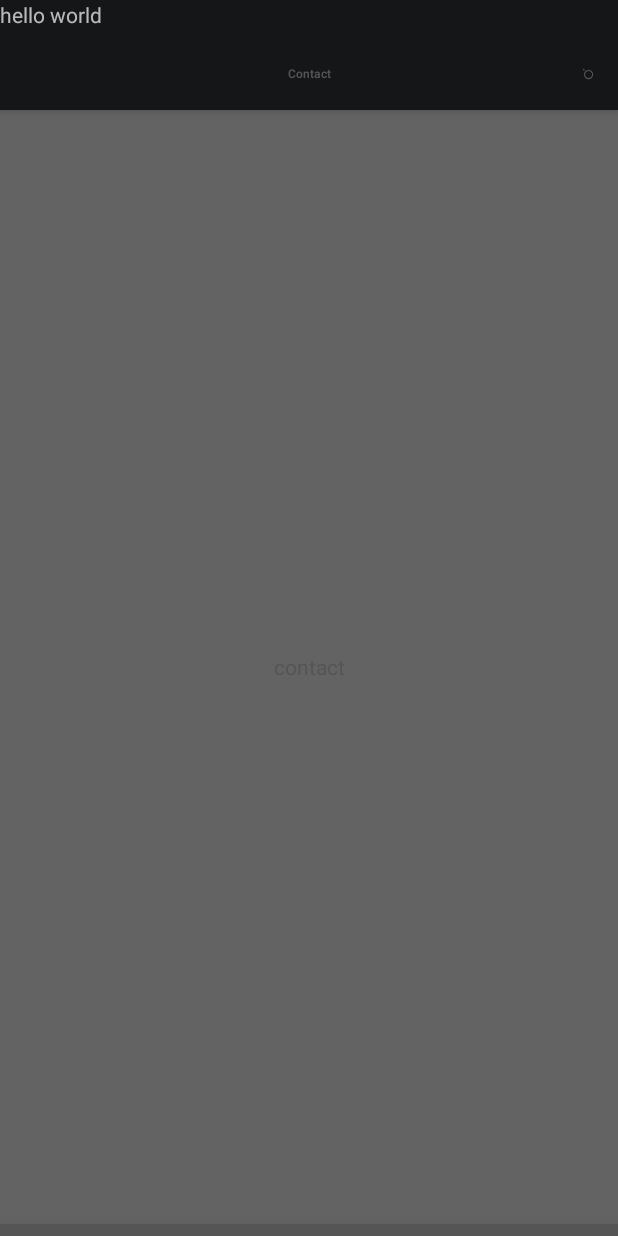
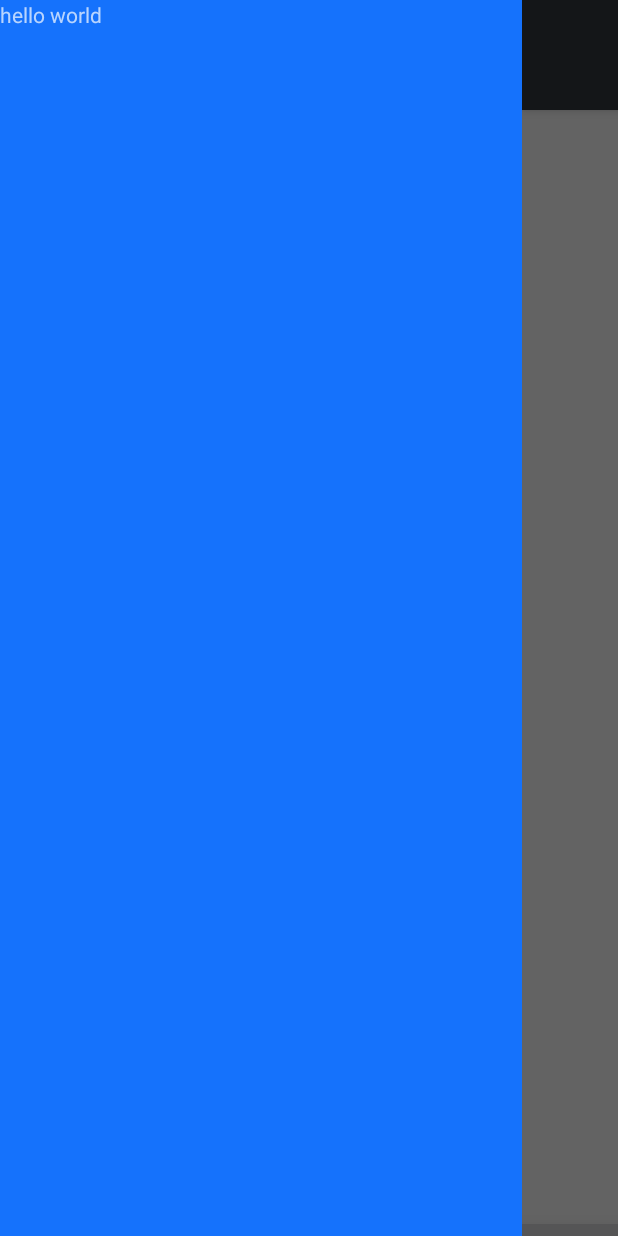
Before and after one commit to yhxxxbl/TalkWithMe, an Android app: the MainActivity screen opened directly, with no data from a screen before it, with the side drawer open, on a phone screen of 412 x 824 dp. Run offline under Robolectric (Android 15) with nearby library versions, the light colour scheme and no system bars; our stand-ins replace ButterKnife, CircleImageView; libraries missing offline, so code that uses them is left out: com.raizlabs.android, net.qiujuer.genius; plain views replace FloatActionButton; pictures from the network do not load; 1 statement that could not run was skipped.

Commit message:
仿QQ侧滑
添加drawerLayout监听实现仿QQ策划菜单和Fragment联动

```diff
--- a/app/src/main/java/example/yuan/com/talkwithme/activities/MainActivity.java
+++ b/app/src/main/java/example/yuan/com/talkwithme/activities/MainActivity.java
@@ -6,9 +6,11 @@ import android.support.annotation.NonNull;
 import android.support.design.widget.BottomNavigationView;
 import android.support.v4.view.GravityCompat;
 import android.support.v4.widget.DrawerLayout;
+import android.view.Display;
 import android.view.Menu;
 import android.view.MenuItem;
 import android.view.View;
+import android.view.WindowManager;
 import android.view.animation.AnticipateOvershootInterpolator;
 import android.widget.FrameLayout;
 import android.widget.TextView;
@@ -35,6 +37,12 @@ import example.yuan.com.talkwithme.helper.NavHelper;
 public class MainActivity extends Activity implements
         BottomNavigationView.OnNavigationItemSelectedListener, NavHelper.OnTabChangedListener<Integer> {
 
+    @BindView(R.id.main_layout_right)
+    View mLayoutRight;
+
+    @BindView(R.id.main_layout_left)
+    TextView mLayoutLeft;
+
     @BindView(R.id.appBar)
     View mLayAppBar;
 
@@ -60,6 +68,7 @@ public class MainActivity extends Activity implements
 
     /**
      * Intent调起MainActivity的方法
+     *
      * @param context 上下文
      */
     public static void show(Context context) {
@@ -89,13 +98,39 @@ public class MainActivity extends Activity implements
                 .centerCrop()
                 .into(new ViewTarget<View, GlideDrawable>(mLayAppBar) {
                     @Override
-                    public void onResourceReady(GlideDrawable resource, GlideAnimation<? super GlideDrawable> glideAnimation) {
+                    public void onResourceReady(GlideDrawable resource,
+                                                GlideAnimation<? super GlideDrawable> glideAnimation) {
                         this.view.setBackground(resource.getCurrent());
                     }
                 });
+
+        mDrawerLyaout.addDrawerListener(new DrawerLayout.DrawerListener() {
+            @Override
+            public void onDrawerSlide(View drawerView, float slideOffset) {
+                //获取屏幕的宽高
+                WindowManager manager = (WindowManager) getSystemService(Context.WINDOW_SERVICE);
+                Display display = manager.getDefaultDisplay();
+                //设置右面的布局位置  根据左面菜单的right作为右面布局的left   左面的right+屏幕的宽度（或者right的宽度这里是相等的）为右面布局的right
+                mLayoutRight.layout(mLayoutLeft.getRight(), 0, mLayoutLeft.getRight() + display.getWidth(),
+                        display.getHeight());
+            }
+
+            @Override
+            public void onDrawerOpened(View drawerView) {
+
+            }
+
+            @Override
+            public void onDrawerClosed(View drawerView) {
+
+            }
+
+            @Override
+            public void onDrawerStateChanged(int newState) {
+
+            }
+        });
     }
-
-
 
     @Override
     protected void initData() {
@@ -112,7 +147,7 @@ public class MainActivity extends Activity implements
     }
 
     @OnClick(R.id.img_portrait)
-    void onPortraitClick(){
+    void onPortraitClick() {
         mDrawerLyaout.openDrawer(GravityCompat.START);
     }
 
@@ -149,7 +184,7 @@ public class MainActivity extends Activity implements
             if (Objects.equals(newTab.extra, R.string.title_contact)) {
                 rotation = 720;
             }
-            if (Objects.equals(newTab.extra, R.string.title_find)){
+            if (Objects.equals(newTab.extra, R.string.title_find)) {
                 transY = Ui.dipToPx(getResources(), 76);
 
             }
--- a/app/src/main/res/layout/activity_main.xml
+++ b/app/src/main/res/layout/activity_main.xml
@@ -8,6 +8,7 @@
             xmlns:android="http://schemas.android.com/apk/res/android"
             xmlns:app="http://schemas.android.com/apk/res-auto"
             xmlns:tools="http://schemas.android.com/tools"
+            android:id="@+id/main_layout_right"
             android:layout_width="match_parent"
             android:layout_height="match_parent"
             tools:context="example.yuan.com.talkwithme.activities.MainActivity">
@@ -98,7 +99,8 @@
     <TextView
             android:layout_width="match_parent"
             android:layout_height="match_parent"
-            android:id="@+id/txt_drawLyaout"
+            android:background="@color/colorAccent"
+            android:id="@+id/main_layout_left"
             android:text="hello world"
             android:layout_gravity="start"/>
 </android.support.v4.widget.DrawerLayout>
```
